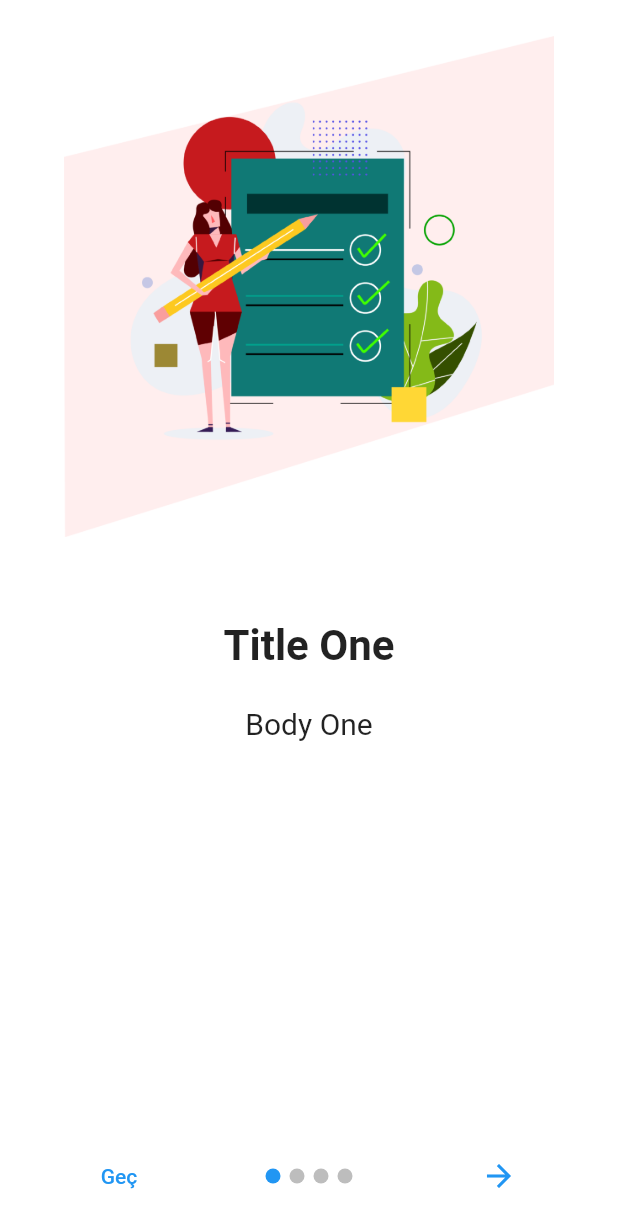
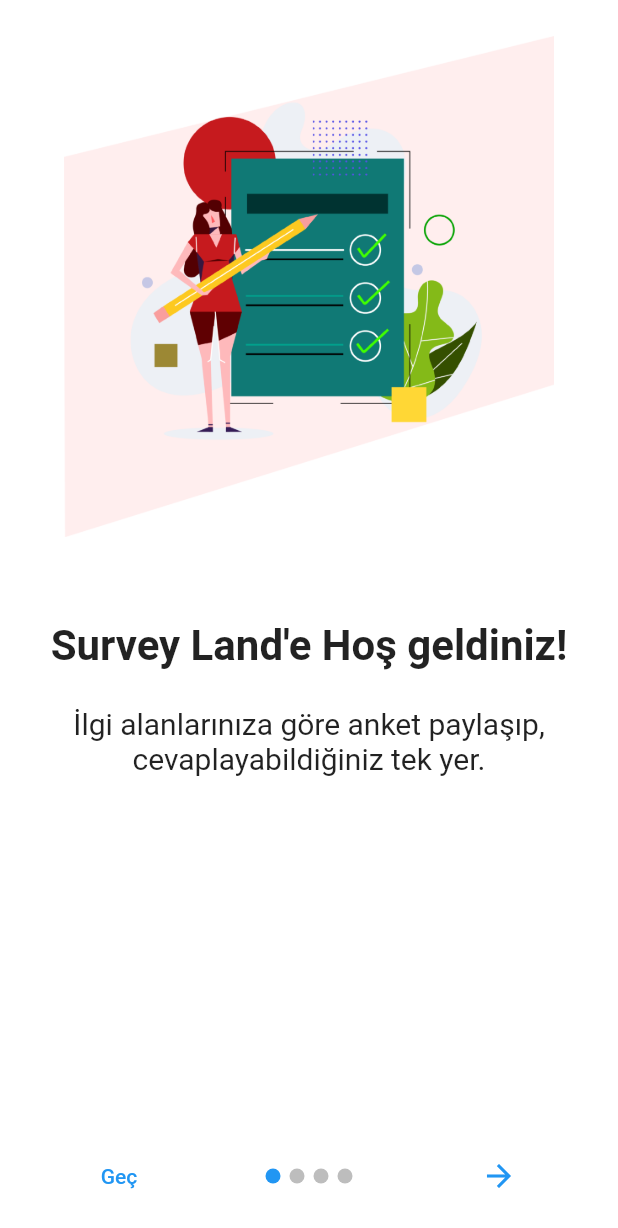
Before and after one commit to yalgettekin/Takim57, a Flutter app: the screen it shows after launch, on a phone screen of 412 x 824 dp. Shown: the top 1228 px of the screen. Run offline on Flutter 3.47's test engine with Material 2 defaults, Android fonts, the light colour scheme and no system bars; drawn by our look-alikes of introduction_screen; our stand-ins replace hive, hive_flutter; accounts and stored records are empty.

Commit message:
Refactor onboarding and bottom navigation texts

```diff
--- a/lib/Constants/StringConstant.dart
+++ b/lib/Constants/StringConstant.dart
@@ -1,4 +1,25 @@
 // ignore_for_file: file_names
+
+// Onboarding texts
+const kOnboardingTitleOne = "Survey Land'e Hoş geldiniz!";
+const kOnboardingBodyOne =
+    "İlgi alanlarınıza göre anket paylaşıp, cevaplayabildiğiniz tek yer.";
+const kOnboardingTitleTwo = "Anket paylaş veya doldur.";
+const kOnboardingBodyTwo =
+    "İlgilendiğin kategorilerdeki anketleri doldur kazandığın puanla yeni anketler paylaş.";
+const kOnboardingTitleThree = "Puanlarınla lider tablosunda yerini al.";
+const kOnboardingBodyThree =
+    "Puan biriktir lider tablosunda öne çık, anketlerinin görünürlüğü artsın.";
+const kOnboardingTitleFour = "Başlayalım!";
+const kOnboardingBodyFour =
+    "İster hemen kullanmaya başla ister üye olup ek ayrıcalıklardan yararlan.";
+const kOnboardingSkipText = "Geç";
+const kOnboardingHomeScreenText = "Ana Sayfa";
+
+// BottomNavigationController texts
+const kBoardScreenText = "Pano";
+const kSurveyHistoryText = "Anket Geçmişi";
+const kProfileText = "Profil";
 
 const kSignInText = "Giriş yap";
 const kSignUpText = "Kayıt ol";
--- a/lib/Screens/BottomNavigationController.dart
+++ b/lib/Screens/BottomNavigationController.dart
@@ -1,7 +1,8 @@
 // ignore_for_file: file_names
 
 import 'package:flutter/material.dart';
-import 'package:flutter_application_1/Screens/OnboardingScreen.dart';
+import '../Constants/StringConstant.dart';
+import '../Screens/OnboardingScreen.dart';
 import 'ProfileTab.dart';
 import 'BoardTab.dart';
 import 'SurveyHistoryTab.dart';
@@ -45,15 +46,15 @@
               items: const <BottomNavigationBarItem>[
                 BottomNavigationBarItem(
                   icon: Icon(Icons.home),
-                  label: 'Pano',
+                  label: kBoardScreenText,
                 ),
                 BottomNavigationBarItem(
                   icon: Icon(Icons.history),
-                  label: 'Anket Geçmişi',
+                  label: kSurveyHistoryText,
                 ),
                 BottomNavigationBarItem(
                   icon: Icon(Icons.people),
-                  label: 'Profil',
+                  label: kProfileText,
                 ),
               ],
               currentIndex: _selectedIndex,
--- a/lib/Screens/OnboardingScreen.dart
+++ b/lib/Screens/OnboardingScreen.dart
@@ -1,6 +1,7 @@
 // ignore_for_file: file_names
 
 import 'package:flutter/material.dart';
+import '../Constants/StringConstant.dart';
 import 'package:introduction_screen/introduction_screen.dart';
 import 'BottomNavigationController.dart';
 import 'package:hive/hive.dart';
@@ -14,29 +15,30 @@
     final double screenFullWidth = MediaQuery.of(context).size.width;
 
     return Scaffold(
-      body: IntroductionScreen(
+      body: SafeArea(
+        child: IntroductionScreen(
           pages: [
             PageViewModel(
-            title: 'Title One',
-            body: 'Body One',
+              title: kOnboardingTitleOne,
+              body: kOnboardingBodyOne,
               image: Image.asset('assets/onboarding_screen_image1.png', width: screenFullWidth),
               decoration: getPageDecoration(),
             ),
             PageViewModel(
-            title: 'Title Two',
-            body: 'Body Two',
+              title: kOnboardingTitleTwo,
+              body: kOnboardingBodyTwo,
               image: Image.asset('assets/onboarding_screen_image2.png', width: screenFullWidth),
               decoration: getPageDecoration(),
             ),
             PageViewModel(
-            title: 'Title Three',
-            body: 'Body Three',
+              title: kOnboardingTitleThree,
+              body: kOnboardingBodyThree,
               image: Image.asset('assets/onboarding_screen_image3.png', width: screenFullWidth),
               decoration: getPageDecoration(),
             ),
             PageViewModel(
-            title: 'Title Four',
-            body: 'Body Four',
+              title: kOnboardingTitleFour,
+              body: kOnboardingBodyFour,
               image: Image.asset('assets/onboarding_screen_image4.png', width: screenFullWidth),
               decoration: getPageDecoration(),
             ),
@@ -47,14 +49,15 @@
           },
           showDoneButton: true,
           showSkipButton: true,
-        skip: const Text('Geç'),
+          skip: const Text(kOnboardingSkipText),
           next: const Icon(Icons.arrow_forward),
           onSkip: () {
             box.put('introduction', false);
             goToHomeScreen(context);
           },
-        done: const Text('Ana Sayfa', style: TextStyle(fontWeight: FontWeight.w600)),
+          done: const Text(kOnboardingHomeScreenText, style: TextStyle(fontWeight: FontWeight.w600)),
           dotsDecorator: getDotDecoration(),
+        ),
       ),
     );
   }
```
Lines whose indentation alone changed are shown as unchanged.
